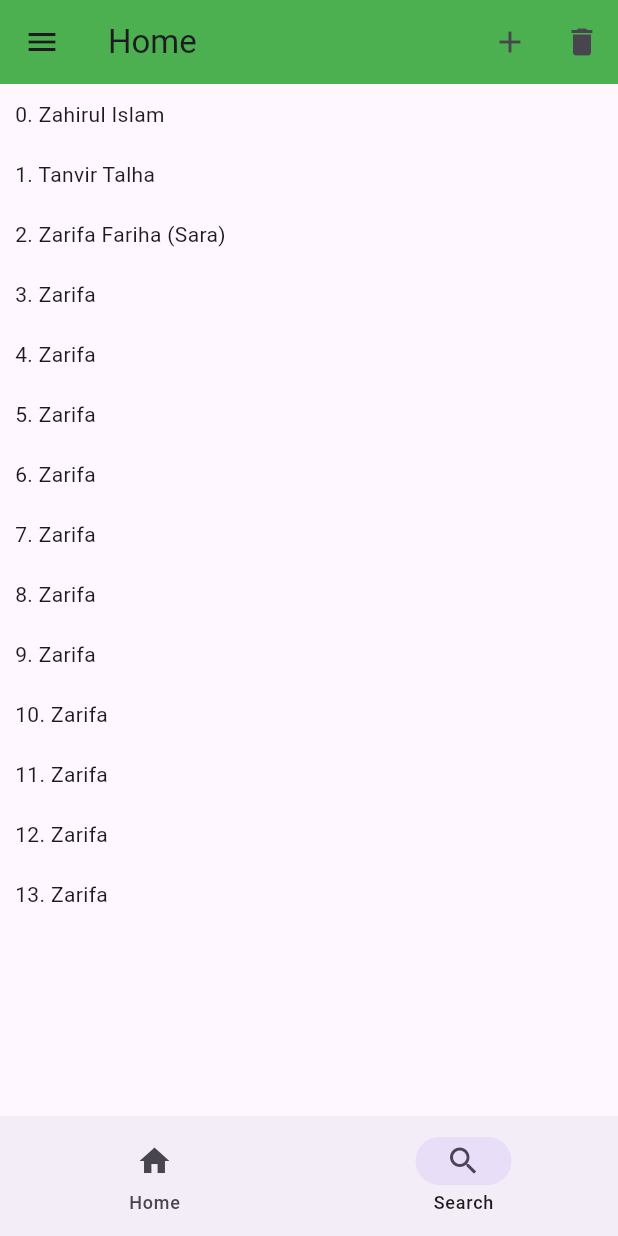
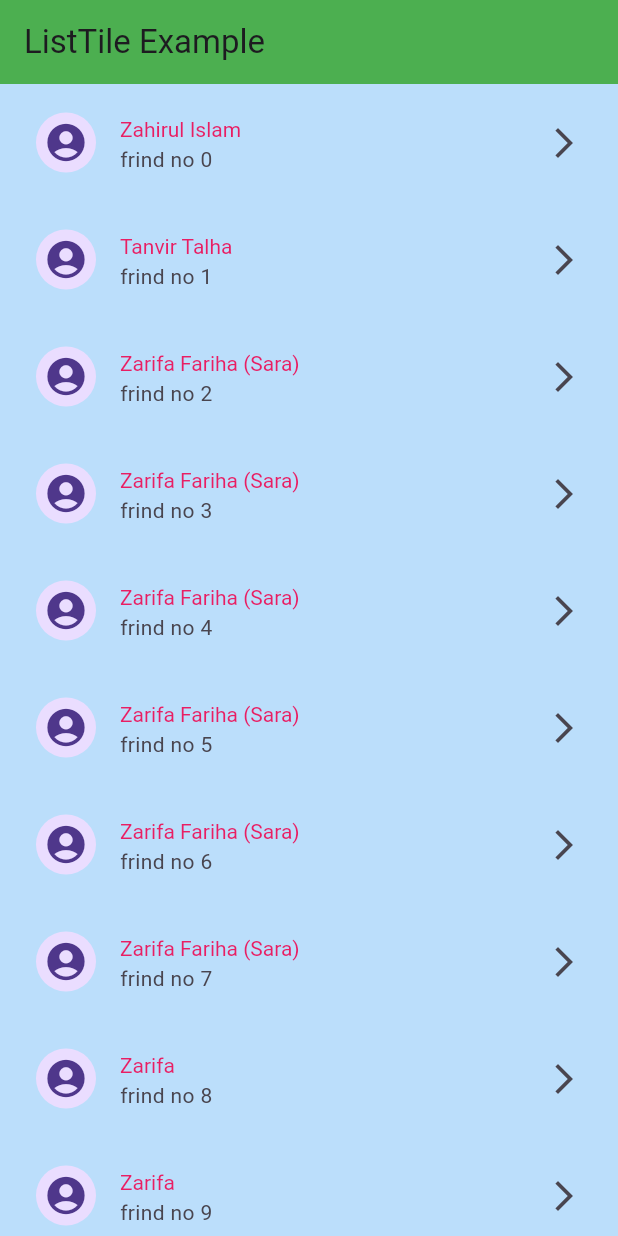
Before and after one commit to Zahirul064/live_class_project, a Flutter app: the screen it shows after launch, on a phone screen of 412 x 824 dp. Run offline on Flutter 3.47's test engine with Material 3 defaults, Android fonts, the phone set to English and light mode, and no system bars.

Commit message:
new updated

```diff
--- a/lib/main.dart
+++ b/lib/main.dart
@@ -1,6 +1,8 @@
 import 'package:flutter/material.dart';
 
-// Drawer, NavigationBar, Bottom Navigation bar, SingleChildScrollView, ListView
+
+
+// Gridview, ListTile, Form, GolablKey, Key
 
 void main() {
   runApp(HelloWorldApp());
@@ -20,231 +22,62 @@ class HelloWorldApp extends StatelessWidget {
 class Home extends StatelessWidget {
   Home({super.key});
 
-  List<String> friendList = ['Zahirul Islam', 'Tanvir Talha', 'Zarifa Fariha (Sara)', 'Zarifa', 'Zarifa', 'Zarifa', 'Zarifa', 'Zarifa', 'Zarifa', 'Zarifa', 'Zarifa', 'Zarifa', 'Zarifa', 'Zarifa'];
+  List<String> friendList = [
+    'Zahirul Islam',
+    'Tanvir Talha',
+    'Zarifa Fariha (Sara)',
+    'Zarifa Fariha (Sara)',
+    'Zarifa Fariha (Sara)',
+    'Zarifa Fariha (Sara)',
+    'Zarifa Fariha (Sara)',
+    'Zarifa Fariha (Sara)',
+    'Zarifa',
+    'Zarifa',
+    'Zarifa',
+    'Zarifa',
+    'Zarifa',
+    'Zarifa',
+    'Zarifa',
+    'Zarifa',
+    'Zarifa',
+    'Zarifa',
+    'Zarifa'
+  ];
 
   @override
   Widget build(BuildContext context) {
     return Scaffold(
       appBar: AppBar(
-        title: Text('Home'),
+        title: Text('ListTile Example'),
         backgroundColor: Colors.green,
-        actions: [
-          IconButton(onPressed: () {}, icon: Icon(Icons.add)),
-          IconButton(onPressed: () {}, icon: Icon(Icons.delete))
-        ],
-        // leading: Icon(Icons.add),
       ),
-      drawer: Drawer(
-        elevation: 0,
-        shadowColor: Colors.red,
-        backgroundColor: Colors.amber.shade50,
-        shape: OutlineInputBorder(),
-        width: 300,
-        child: Column(
-          children: [Text("data")],
-        ),
-      ),
-      /* bottomNavigationBar: BottomNavigationBar(
-        currentIndex: 0,
-        selectedItemColor: Colors.pink,
-        unselectedItemColor: Colors.green,
-        unselectedFontSize: 12,
-        showUnselectedLabels: false,
-        onTap: (int selectedIndex) {
-          // TODO; Have to change state, will see after stateful widget
-        },
-        items: [
-          BottomNavigationBarItem(icon: Icon(Icons.home), label: 'Home'),
-          BottomNavigationBarItem(icon: Icon(Icons.search), label: 'Search'),
-        ],
-      ),*/
-      bottomNavigationBar: NavigationBar(
-        selectedIndex: 1,
-        onDestinationSelected: (int selectedIndex) {
-          // TODO; Have to change state, will see after stateful widget
-        },
-        destinations: [
-          NavigationDestination(icon: Icon(Icons.home), label: 'Home'),
-          NavigationDestination(icon: Icon(Icons.search), label: 'Search'),
-        ],
-      ),
-      /* body: Scrollbar(
-        child: SingleChildScrollView(
-          child: Column(
-            children: [
-              Text('adfafsafadfw'),
-              Text('adfafasfa'),
-              Text('adfaf'),
-              Text('adfaf'),
-              Text('adfaf'),
-              Text('adfaf'),
-              Text('adfaf'),
-              Text('adfaf'),
-              Text('adfaf'),
-              Text('adfaf'),
-              Text('adfaf'),
-              Text('adfaf'),
-              Text('adfaf'),
-              Text('adfaf'),
-              Text('adfaf'),
-              Text('adfaf'),
-              Text('adfaf'),
-              Text('adfaf'),
-              Text('adfaf'),
-              Text('adfaf'),
-              Text('adfaf'),
-              Text('adfaf'),
-              Text('adfaf'),
-              Text('adfaf'),
-              Text('adfaf'),
-              Text('adfaf'),
-              Text('adfaf'),
-              Text('adfaf'),
-              Text('adfaf'),
-              Text('adfaf'),
-              Text('adfaf'),
-              Text('adfaf'),
-              Text('adfaf'),
-              Text('adfaf'),
-              Text('adfaf'),
-              Text('adfaf'),
-              Text('adfaf'),
-              Text('adfaf'),
-              Text('adfaf'),
-              Text('adfaf'),
-              Text('adfaf'),
-              Text('adfaf'),
-              Text('adfaf'),
-              Text('adfaf'),
-              Text('adfaf'),
-              Text('adfaf'),
-              Text('adfaf'),
-              Text('adfaf'),
-              Text('adfaf'),
-              Text('adfaf'),
-              Text('adfaf'),
-              Text('adfaf'),
-              Text('adfaf'),
-              Text('adfaf'),
-              Text('adfaf'),
-              Text('adfaf'),
-              Text('adfaf'),
-              Text('adfaf'),
-              Text('adfaf'),
-              Text('adfaf'),
-              Text('adfaf'),
-              Text('adfaf'),
-              Text('adfaf'),
-              Text('adfaf'),
-              Text('adfaf'),
-              Text('adfaf'),
-              Text('adfaf'),
-              Text('adfaf'),
-              Text('adfaf'),
-              Text('adfaf'),
-              Text('adfaf'),
-            ],
-          ),
-        ),
-      ),*/
-      body: Scrollbar(
-        thickness: 10,
-        interactive: true,
-        radius: Radius.circular(10),
-        /*child: ListView(
-          scrollDirection: Axis.vertical,
-          reverse: false,
-          padding: EdgeInsets.symmetric(horizontal: 16, vertical: 12),
-          children: [
-            Text('adfafsafadfw'),
-            Text('adfafasfa'),
-            Text('adfaf'),
-            Text('adfaf'),
-            Text('adfaf'),
-            Text('adfaf'),
-            Text('adfaf'),
-            Text('adfaf'),
-            Text('adfaf'),
-            Text('adfaf'),
-            Text('adfaf'),
-            Text('adfaf'),
-            Text('adfaf'),
-            Text('adfaf'),
-            Text('adfaf'),
-            Text('adfaf'),
-            Text('adfaf'),
-            Text('adfaf'),
-            Text('adfaf'),
-            Text('adfaf'),
-            Text('adfaf'),
-            Text('adfaf'),
-            Text('adfaf'),
-            Text('adfaf'),
-            Text('adfaf'),
-            Text('adfaf'),
-            Text('adfaf'),
-            Text('adfaf'),
-            Text('adfaf'),
-            Text('adfaf'),
-            Text('adfaf'),
-            Text('adfaf'),
-            Text('adfaf'),
-            Text('adfaf'),
-            Text('adfaf'),
-            Text('adfaf'),
-            Text('adfaf'),
-            Text('adfaf'),
-            Text('adfaf'),
-            Text('adfaf'),
-            Text('adfaf'),
-            Text('adfaf'),
-            Text('adfaf'),
-            Text('adfaf'),
-            Text('adfaf'),
-            Text('adfaf'),
-            Text('adfaf'),
-            Text('adfaf'),
-            Text('adfaf'),
-            Text('adfaf'),
-            Text('adfaf'),
-            Text('adfaf'),
-            Text('adfaf'),
-            Text('adfaf'),
-            Text('adfaf'),
-            Text('adfaf'),
-            Text('adfaf'),
-            Text('adfaf'),
-            Text('adfaf'),
-            Text('adfaf'),
-            Text('adfaf'),
-            Text('adfaf'),
-            Text('adfaf'),
-            Text('adfaf'),
-            Text('adfaf'),
-            Text('adfaf'),
-            Text('adfaf'),
-            Text('adfaf'),
-            Text('adfaf'),
-            Text('adfaf'),
-            Text('adfaf'),
-          ],
-        ),*/
-        /*child: ListView.builder(
-            padding: EdgeInsets.symmetric(horizontal: 16, vertical: 12),
-            itemCount: 100, //100-1 =99 =>0->99
-            itemBuilder: (context, index) {
-              return Text('Item $index');
-            }),*/
+      body: ListView.builder(
+          itemCount: friendList.length,
+          itemBuilder: (context, index) {
+            return ListTile(
+              title: Text(friendList[index]),
+              subtitle: Text('frind no $index'),
+              trailing: Icon(Icons.arrow_forward_ios),
+              leading: CircleAvatar(child: Icon(Icons.account_circle_rounded,size: 30,)),
+              onTap: () {print('on Tab $index');},
+              onLongPress: () {print('on Long Press $index');},
+              tileColor: Colors.blue[100],
+              titleTextStyle: TextStyle(color: Colors.pink),
+              contentPadding: EdgeInsets.symmetric(horizontal: 24, vertical: 3),
+              //contentPadding: EdgeInsets.all(20),
+              //enabled: false,
+              //dense: false,
+            );
 
-        child: ListView.builder(
-            itemCount: friendList.length,
-            itemBuilder: (BuildContext context, int index) {
-              return Padding(
-                padding: EdgeInsets.all(10.0),
-                child: Text('$index. '+friendList[index]),
-              );
-            }),
-      ),
+            /*Padding(
+              padding: const EdgeInsets.all(16.0),
+              child: Text(
+                friendList[index],style: TextStyle(
+                fontSize: 16
+              ),
+              ),
+            );*/
+          }),
     );
   }
 }
```
